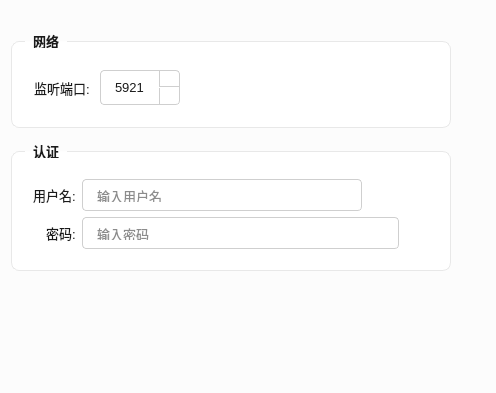
Above: src/ui/settingsdialog.ui from JiaYongChen/CrossRemoteDesktop before the change; both pictures show x 204 to 700 and y 0 to 393 of the 700 by 500 pixel window. Below: the same form after it.
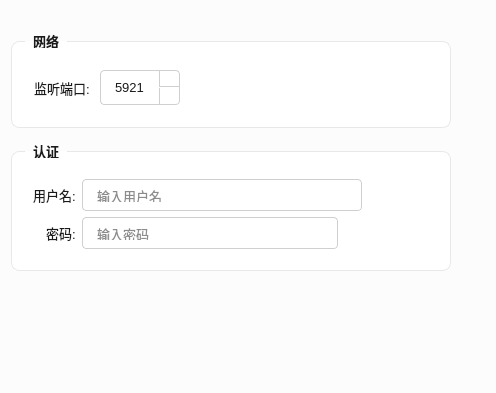
That is the form after the change. The open tabs and pages were chosen to show the change. Icons and pictures are not drawn.

Commit message: style: 密码框 max-width=256 配合 spacer+按钮使总宽与用户名框 280 对齐

What changed in the file:
```diff
--- a/src/ui/settingsdialog.ui
+++ b/src/ui/settingsdialog.ui
@@ -712,6 +712,9 @@
                     <property name="minimumSize">
                      <size><width>0</width><height>32</height></size>
                     </property>
+                    <property name="maximumSize">
+                     <size><width>256</width><height>32</height></size>
+                    </property>
                     <property name="echoMode">
                      <enum>QLineEdit::Password</enum>
                     </property>
```
The commit also changes 1 other file.
